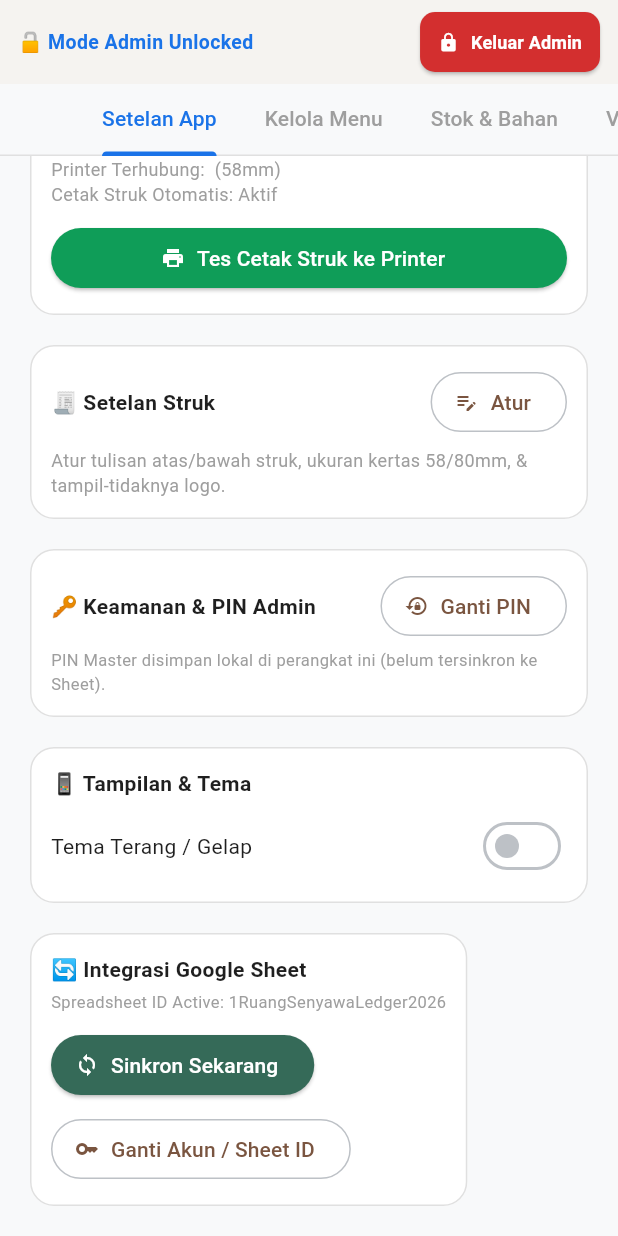
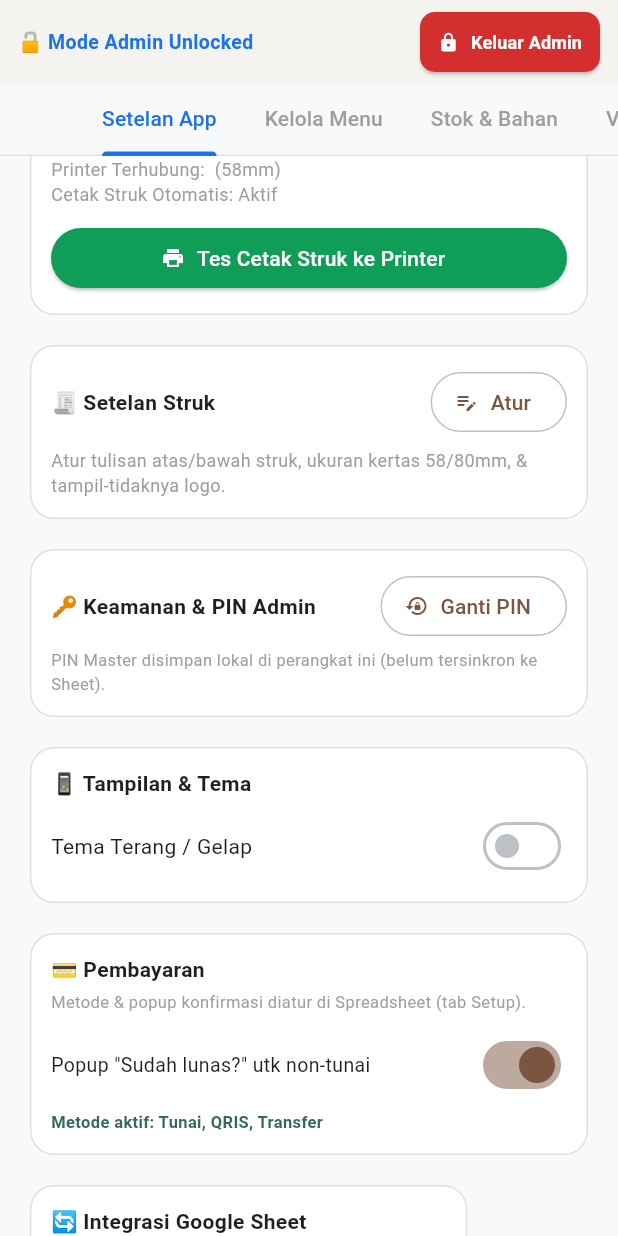
Before and after one commit to fikrisuhana/senyawa-cafe, a Flutter app: the AdminHubScreen widget shown alone on an empty page, opened directly with empty values, scrolled down 234 dp, on a phone screen of 412 x 824 dp. Run offline on Flutter 3.47's test engine with Material 3 defaults, Android fonts, the phone set to English and light mode, and no system bars; our stand-ins replace google_sign_in, shared_preferences, sqflite; missing offline and left inert: extension_google_sign_in_as_googleapis_auth, googleapis; accounts and stored records are empty; project files that could hold a hidden picture were left out.

Commit message:
feat: metode pembayaran & popup 'Sudah lunas?' dinamis dari Sheet
Metode pembayaran dari Spreadsheet (sesuai lo):
- Tab Setup: baris 'payment_methods' = 'Tunai,QRIS BRI,QRIS BCA,GoPay'
  (owner atur jml & nama bebas). App baca → chip di popup bayar dinamis.
- Tunai tetap special: deteksi nama mengandung 'tunai'/'cash' → tampil
  quick cash 20rb/50rb/100rb + kembalian. Non-tunai = popup lunas aja.
- Default '_paymentMethod' jadi 'Tunai' (bukan 'CASH' hardcode). 3 cek
  == 'CASH' di provider diganti isCashMethod().

Popup 'Sudah lunas?' sebelum struk (untuk non-tunai):
- Saat kasir tap 'Selesaikan Transaksi' & metode=non-tunai & flag
  popup_konfirmasi_bayar=true (Setup Sheet) → muncul dialog konfirmasi:
  metode, total, 'Sudah lunas? [Belum] [Sudah]'. Tunai skip (uang
  udah di tangan). Kalau 'Belum' → batal (balik ke sheet bayar).
- Admin: card 'Pembayaran' tampilkan metode aktif + info popup
  diatur di Sheet (read-only indicator).

Setup Sheet sekarang 3 key default: shifts, payment_methods,
popup_konfirmasi_bayar. pushSetup idempotent per-key (append yg
belum ada, jgn overwrite owner).

flutter analyze = 0 error (24 info cosmetik).

```diff
--- a/lib/providers/pos_provider.dart
+++ b/lib/providers/pos_provider.dart
@@ -16,11 +16,13 @@ class PosProvider extends ChangeNotifier {
   String _searchQuery = '';
   String _selectedCategory = 'SEMUA';
   String _orderType = 'DINE_IN'; // DINE_IN | TAKEAWAY
-  String _paymentMethod = 'CASH'; // CASH | QRIS | TRANSFER
+  String _paymentMethod = 'Tunai'; // metode aktif (dinamis, default Tunai)
   VoucherModel? _selectedVoucher;
   int _cashReceived = 0;
   bool _isLoading = true;
   List<String> _shifts = ['Pagi', 'Sore']; // daftar shift (dari Sheet tab Setup)
+  List<String> _paymentMethods = ['Tunai', 'QRIS', 'Transfer']; // dari Setup
+  bool _popupConfirmPayment = true; // popup 'Sudah lunas?' utk non-tunai (dari Setup)
 
   Timer? _syncTimer;
   DateTime _lastSyncTime = DateTime.now();
@@ -53,6 +55,14 @@ class PosProvider extends ChangeNotifier {
   bool get isLoading => _isLoading;
   bool get isSyncing => _isSyncing;
   List<String> get shifts => _shifts;
+  List<String> get paymentMethods => _paymentMethods;
+  bool get popupConfirmPayment => _popupConfirmPayment;
+
+  /// Deteksi apakah nama metode = Tunai (mengandung 'tunai' atau 'cash').
+  bool isCashMethod(String method) {
+    final low = method.toLowerCase();
+    return low.contains('tunai') || low.contains('cash');
+  }
 
   String get syncStatusText {
     if (!_googleConnected) return 'Lokal · Google belum tersambung';
@@ -152,11 +162,22 @@ class PosProvider extends ChangeNotifier {
           final newShifts = await svc.pullShifts(targetSheetId);
           if (newShifts.isNotEmpty && !_listEq(newShifts, _shifts)) {
             _shifts = newShifts;
-            notifyListeners();
           }
           await svc.pullAttendance(targetSheetId, validShifts: _shifts);
+          // Pull metode pembayaran & flag popup dari Setup.
+          final newMethods = await svc.pullPaymentMethods(targetSheetId);
+          if (newMethods.isNotEmpty && !_listEq(newMethods, _paymentMethods)) {
+            _paymentMethods = newMethods;
+            // Kalau metode aktif skrg bukan bagian daftar baru, reset ke Tunai/default.
+            if (!newMethods.contains(_paymentMethod)) {
+              _paymentMethod = newMethods.firstWhere((m) => isCashMethod(m), orElse: () => newMethods.first);
+            }
+          }
+          final newPopup = await svc.pullPopupConfirm(targetSheetId);
+          if (newPopup != _popupConfirmPayment) _popupConfirmPayment = newPopup;
+          notifyListeners();
         } catch (e) {
-          debugPrint('Pull karyawan/absen/shift dari Sheet gagal: $e');
+          debugPrint('Pull karyawan/absen/shift/metode dari Sheet gagal: $e');
         }
         await loadCatalog();
 
@@ -302,7 +323,7 @@ class PosProvider extends ChangeNotifier {
   }
 
   int get changeAmount {
-    if (_paymentMethod != 'CASH') return 0;
+    if (!isCashMethod(_paymentMethod)) return 0;
     final diff = _cashReceived - totalAmount;
     return diff < 0 ? 0 : diff;
   }
@@ -329,7 +350,7 @@ class PosProvider extends ChangeNotifier {
     }
 
     // TUNAI wajib cukup — tolak kalau uang diterima < total.
-    if (_paymentMethod == 'CASH' && _cashReceived < totalAmount) {
+    if (isCashMethod(_paymentMethod) && _cashReceived < totalAmount) {
       final kurang = totalAmount - _cashReceived;
       _checkoutError = 'Uang tunai kurang Rp$kurang dari total. Transaksi belum bisa diselesaikan.';
       notifyListeners();
@@ -360,7 +381,7 @@ class PosProvider extends ChangeNotifier {
       discountAmount: discountAmount,
       voucherName: _selectedVoucher?.name,
       totalAmount: totalAmount,
-      cashReceived: _paymentMethod == 'CASH' ? _cashReceived : totalAmount,
+      cashReceived: isCashMethod(_paymentMethod) ? _cashReceived : totalAmount,
       changeAmount: changeAmount,
       costTotal: costTotal,
       synced: false,
--- a/lib/ui/screens/admin_hub_screen.dart
+++ b/lib/ui/screens/admin_hub_screen.dart
@@ -292,6 +292,45 @@ class _AdminHubScreenState extends State<AdminHubScreen> with SingleTickerProvid
                       ),
                     ],
                   ),
+                ],
+              ),
+            ),
+          ),
+          const SizedBox(height: 12),
+
+          // Payment Config Card
+          Card(
+            child: Padding(
+              padding: const EdgeInsets.all(14),
+              child: Column(
+                crossAxisAlignment: CrossAxisAlignment.start,
+                children: [
+                  const Text('💳 Pembayaran', style: TextStyle(fontWeight: FontWeight.bold, fontSize: 14)),
+                  const SizedBox(height: 4),
+                  const Text('Metode & popup konfirmasi diatur di Spreadsheet (tab Setup).', style: TextStyle(fontSize: 11, color: Colors.grey)),
+                  const SizedBox(height: 10),
+                  Row(
+                    mainAxisAlignment: MainAxisAlignment.spaceBetween,
+                    children: [
+                      const Expanded(
+                        child: Text('Popup "Sudah lunas?" utk non-tunai', style: TextStyle(fontSize: 13)),
+                      ),
+                      Switch(
+                        value: widget.pos.popupConfirmPayment,
+                        activeThumbColor: const Color(0xFF7A5540),
+                        onChanged: (val) {
+                          // Update lokal (next sync pull akan override dari Sheet kalau owner set di Sheet).
+                          // Tidak ada setter dedicated; update via prefs-like langsung ga ada, jadi ignore
+                          // — owner atur via Sheet. Tapi utk UX, biarkan toggle sbg indikator read-only.
+                          ScaffoldMessenger.of(context).showSnackBar(
+                            const SnackBar(content: Text('Atur popup & metode di Spreadsheet → tab Setup (popup_konfirmasi_bayar).')),
+                          );
+                        },
+                      ),
+                    ],
+                  ),
+                  const SizedBox(height: 6),
+                  Text('Metode aktif: ${widget.pos.paymentMethods.join(", ")}', style: const TextStyle(fontSize: 11, color: Color(0xFF356A58), fontWeight: FontWeight.bold)),
                 ],
               ),
             ),
```
Also changed, not shown: lib/services/google_sheet_service.dart (+67 -36 lines), lib/ui/screens/pos_screen.dart (+76 -41 lines).
